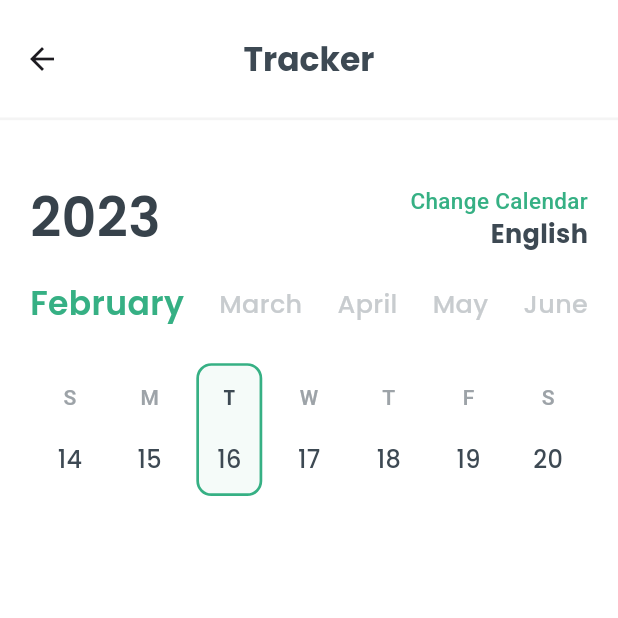
After one commit to moinulislam0/muslim_pro, a Flutter app: the screen it shows after launch, after a tap on "TrackerScreen", on a phone screen of 412 x 824 dp, the top half of it. The commit adds this screen. Run offline on Flutter 3.47's test engine with Material 3 defaults, Android fonts, the phone set to English and light mode, and no system bars; our stand-ins replace flutter_svg.

Commit message:
Add TrackerScreen and calendar UI
Introduces a new TrackerScreen accessible from pages.dart, featuring a custom calendar UI in tracker.dart. The calendar includes styled month navigation and a date grid, enhancing tracking functionality.

```diff
--- a/lib/pages/pages.dart
+++ b/lib/pages/pages.dart
@@ -8,6 +8,7 @@ import 'package:ui_design/mosque_location/mosque_location.dart';
 import 'package:ui_design/qibla/qibla.dart';
 import 'package:ui_design/share_on/share_on.dart';
 import 'package:ui_design/ticktick/ticktick.dart';
+import 'package:ui_design/tracker/tracker.dart';
 
 class Pages extends StatefulWidget {
   const Pages({super.key});
@@ -105,6 +106,15 @@ class _PagesState extends State<Pages> {
               },
               child: Text('ShareScreen'), // Simple widget as child
             ),
+            ElevatedButton(
+              onPressed: () {
+                Navigator.push(
+                  context,
+                  MaterialPageRoute(builder: (context) => CalendarScreen()),
+                );
+              },
+              child: Text('TrackerScreen'), // Simple widget as child
+            ),
           ],
         ),
       ),
--- /dev/null
+++ b/lib/tracker/tracker.dart
@@ -0,0 +1,265 @@
+import 'package:flutter/material.dart';
+
+class CalendarScreen extends StatelessWidget {
+  const CalendarScreen({super.key});
+
+  // --- Color Constants ---
+  static const Color primaryGreen = Color(0xFF34C759); // Vibrant Green
+  static const Color lightGrey = Color(
+    0xFFcacaca,
+  ); // Light Grey for inactive elements
+  static const Color darkText = Color(
+    0xFF333333,
+  ); // Darker grey for readability in selected state
+  static const Color lightGreenBackground = Color(
+    0x1A34C759,
+  ); // Transparent green for highlight background
+
+  // --- Text Styles ---
+  static const TextStyle _monthTextStyle = TextStyle(
+    fontSize: 19.0, // Approximately 18-20px
+    fontFamily: 'SF Pro Display',
+  );
+
+  static const TextStyle _dayAbbreviationStyle = TextStyle(
+    fontSize: 14.0, // Approximately 12-14px
+    color: Color(0XFF9da3a8),
+    fontWeight: FontWeight.w600,
+
+    fontFamily: 'roboto',
+  );
+
+  static const TextStyle _dateStyle = TextStyle(
+    fontSize: 16.0, // Approximately 16-18px
+    color: Color(0XFF3d4953),
+    fontWeight: FontWeight.w500,
+    fontFamily: 'poppins',
+  );
+
+  static const TextStyle _selectedDayAbbreviationStyle = TextStyle(
+    fontSize: 14.0, // Approximately 12-14px
+    color: Color(0XFF3d4953),
+    fontWeight: FontWeight.w600,
+    fontFamily: 'poppins',
+  );
+
+  static const TextStyle _selectedDateTextStyle = TextStyle(
+    fontSize: 16.0, // Approximately 16-18px
+    color: Color(0XFF3d4953),
+    fontWeight: FontWeight.w500,
+    fontFamily: 'poppins',
+  );
+
+  // Helper widget to build a single day/date column
+  Widget _buildDayDateColumn(
+    String day,
+    String date, {
+    bool isSelected = false,
+  }) {
+    return Expanded(
+      child: Column(
+        children: [
+          if (isSelected)
+            Container(
+              padding: const EdgeInsets.symmetric(
+                vertical: 11.0,
+                horizontal: 12.0,
+              ), // 6px vertical, 8px horizontal
+              decoration: BoxDecoration(
+                color: Color(0XFFf5fbf9), // rgba(52, 199, 89, 0.1)
+                border: Border.all(
+                  color: Color(0XFF36b084),
+                  width: 1.8,
+                ), // 1px solid Vibrant Green
+                borderRadius: BorderRadius.circular(
+                  10.0,
+                ), // Approximately 6px border-radius
+              ),
+              child: Column(
+                children: [
+                  Text(day, style: _selectedDayAbbreviationStyle),
+                  const SizedBox(
+                    height: 20.0,
+                  ), // Small vertical spacing between day and date
+                  Text(date, style: _selectedDateTextStyle),
+                ],
+              ),
+            )
+          else
+            Column(
+              children: [
+                Text(day, style: _dayAbbreviationStyle),
+                const SizedBox(
+                  height: 20.0,
+                ), // Small vertical spacing between day and date
+                Text(date, style: _dateStyle),
+              ],
+            ),
+        ],
+      ),
+    );
+  }
+
+  @override
+  Widget build(BuildContext context) {
+    return Scaffold(
+      backgroundColor: Colors.white, // Overall light background
+      appBar: AppBar(
+        toolbarHeight: 80,
+        title: const Text(
+          "Tracker",
+          style: TextStyle(
+            fontSize: 22.0, // Approximately 18-20px
+            fontWeight: FontWeight.w700, // Semi-bold
+            fontFamily: 'poppins',
+            color: Color(0XFF3d4953),
+          ),
+        ),
+        centerTitle: true,
+        backgroundColor: Colors.white,
+        elevation: 0.0,
+        bottom: PreferredSize(
+          // Step 1: Nirdishto height deyar jonno PreferredSize widget
+          preferredSize: const Size.fromHeight(.1), // Line-er height hobe 1.0
+          // Step 2: Line toiri korar jonno ekta Container
+          child: Container(
+            color: Color(0XFFf4f4f4), // Line-er color
+            height: 1.8, // Line-er height
+          ),
+        ), // No shadow
+      ),
+      body: Padding(
+        padding: const EdgeInsets.symmetric(
+          horizontal: 20.0,
+          vertical: 40.0,
+        ), // Overall padding for the widget
+        child: Column(
+          crossAxisAlignment: CrossAxisAlignment.start,
+          children: [
+            Row(
+              mainAxisAlignment: MainAxisAlignment.spaceBetween,
+
+              children: [
+                Text(
+                  "2023",
+                  style: _monthTextStyle.copyWith(
+                    fontFamily: "poppins",
+                    color: Color.fromARGB(255, 55, 66, 75),
+                    fontSize: 36,
+                    fontWeight: FontWeight.w600, // Semi-bold
+                  ),
+                ),
+                Column(
+                  crossAxisAlignment: CrossAxisAlignment.end,
+                  children: [
+                    Text(
+                      "Change Calendar",
+                      style: TextStyle(
+                        color: Color(0XFF36b084),
+                        fontSize: 15,
+                        fontFamily: 'roboto',
+                        fontWeight: FontWeight.w500,
+                      ),
+                    ),
+                    Text(
+                      "English",
+                      style: TextStyle(
+                        fontFamily: 'poppins',
+                        fontSize: 17,
+                        fontWeight: FontWeight.w700,
+                        color: Color(0XFF3d4953),
+                      ),
+                    ),
+                  ],
+                ),
+              ],
+            ),
+            const SizedBox(height: 16.0),
+            // 1. Month Navigation Header
+            Row(
+              mainAxisAlignment: MainAxisAlignment.spaceBetween,
+              children: [
+                Text(
+                  "February",
+                  style: _monthTextStyle.copyWith(
+                    fontWeight: FontWeight.w600, // Semi-bold
+                    color: Color(0XFF36b084),
+                    fontFamily: "poppins",
+                    fontSize: 22,
+                  ),
+                ),
+                const SizedBox(
+                  width: 16.0,
+                ), // Consistent horizontal spacing between month names
+                Text(
+                  "March",
+                  style: _monthTextStyle.copyWith(
+                    color: Color.fromARGB(255, 200, 204, 207),
+                    fontSize: 17,
+                    fontWeight: FontWeight.w500,
+
+                    fontFamily: "poppins",
+                  ),
+                ),
+                const SizedBox(width: 16.0),
+                Text(
+                  "April",
+                  style: _monthTextStyle.copyWith(
+                    color: Color.fromARGB(255, 200, 204, 207),
+                    fontSize: 17,
+                    fontWeight: FontWeight.w500,
+
+                    fontFamily: "poppins",
+                  ),
+                ),
+                const SizedBox(width: 16.0),
+                Text(
+                  "May",
+                  style: _monthTextStyle.copyWith(
+                    color: Color.fromARGB(255, 200, 204, 207),
+                    fontSize: 17,
+                    fontWeight: FontWeight.w500,
+
+                    fontFamily: "poppins",
+                  ),
+                ),
+                const SizedBox(width: 16.0),
+                Text(
+                  "June",
+                  style: _monthTextStyle.copyWith(
+                    color: Color.fromARGB(255, 200, 204, 207),
+                    fontSize: 17,
+                    fontWeight: FontWeight.w500,
+
+                    fontFamily: "poppins",
+                  ),
+                ),
+              ],
+            ),
+            const SizedBox(
+              height: 24.0,
+            ), // Spacing between month header and date grid
+            // 2. Date Grid
+            Row(
+              mainAxisAlignment:
+                  MainAxisAlignment.spaceAround, // Distribute columns evenly
+              children: [
+                _buildDayDateColumn("S", "14"),
+                _buildDayDateColumn("M", "15"),
+                _buildDayDateColumn(
+                  "T",
+                  "16",
+                  isSelected: true,
+                ), // Selected date
+                _buildDayDateColumn("W", "17"),
+                _buildDayDateColumn("T", "18"),
+                _buildDayDateColumn("F", "19"),
+                _buildDayDateColumn("S", "20"),
+              ],
+            ),
+          ],
+        ),
+      ),
+    );
+  }
+}
```
